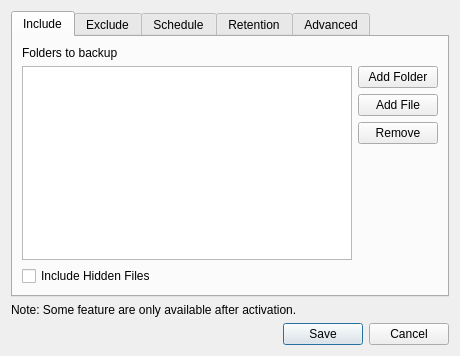
First picture: the form in src/ui/backup_settings.ui, repository Blobbackup/Blobbackup, before the edit.
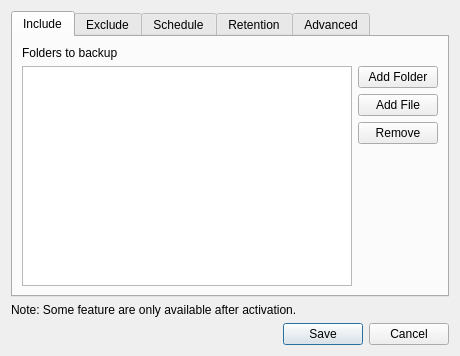
Second picture: the form after the edit.

Commit message: Remove include hidden checkbox

The edit to the form file:
```diff
--- a/src/ui/backup_settings.ui
+++ b/src/ui/backup_settings.ui
@@ -80,30 +80,6 @@
          </item>
         </layout>
        </item>
-       <item>
-        <layout class="QHBoxLayout" name="horizontalLayout_17">
-         <item>
-          <widget class="QCheckBox" name="include_hidden_checkbox">
-           <property name="text">
-            <string>Include Hidden Files</string>
-           </property>
-          </widget>
-         </item>
-         <item>
-          <spacer name="horizontalSpacer_2">
-           <property name="orientation">
-            <enum>Qt::Horizontal</enum>
-           </property>
-           <property name="sizeHint" stdset="0">
-            <size>
-             <width>40</width>
-             <height>20</height>
-            </size>
-           </property>
-          </spacer>
-         </item>
-        </layout>
-       </item>
       </layout>
      </widget>
      <widget class="QWidget" name="tabWidgetPage2">
```
The commit also changes 2 other files.
